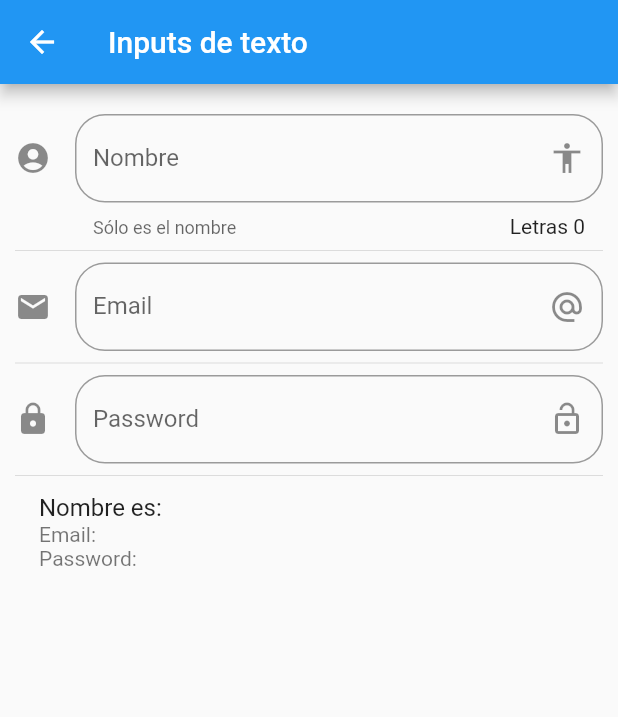
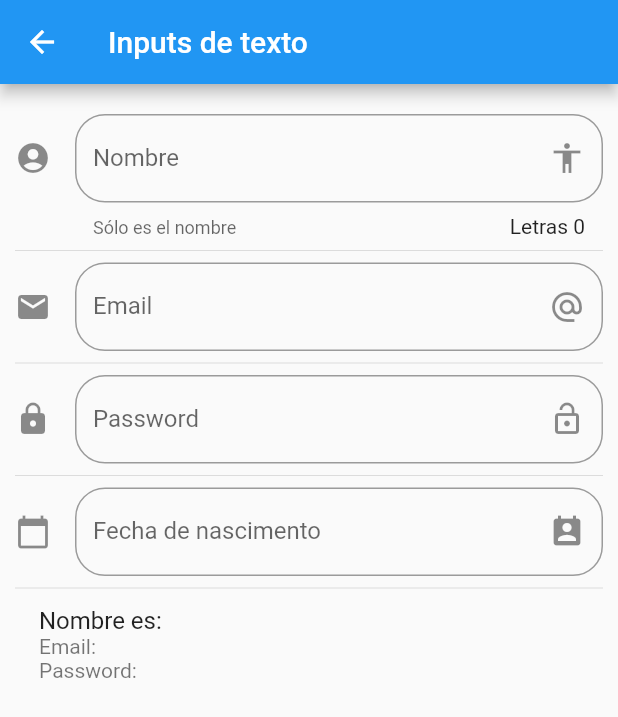
Before and after one commit to eraldovicente/Curso_Flutter, a Flutter app: the InputPage screen opened by its route, on a phone screen of 412 x 824 dp. Shown: the top 717 px of the screen. Run offline on Flutter 3.47's test engine with Material 2 defaults, Android fonts, the phone set to English and light mode, and no system bars.

```diff
--- a/componentes/lib/src/pages/input_page.dart
+++ b/componentes/lib/src/pages/input_page.dart
@@ -10,6 +10,9 @@ class _InputPageState extends State<InputPage> {
   String _nombre   = '';
   String _email    = '';
   String _password = '';
+  String _fecha    = '';
+
+  TextEditingController _inputFieldDateController = new TextEditingController();
 
   @override
   Widget build(BuildContext context) {
@@ -25,6 +28,8 @@ class _InputPageState extends State<InputPage> {
           _crearEmail(),
           Divider(),
           _crearPassword(),
+          Divider(),
+          _crearFecha( context ),
           Divider(),
           _crearPersona()
         ],
@@ -98,6 +103,45 @@ class _InputPageState extends State<InputPage> {
     );
   }
 
+  Widget _crearFecha( BuildContext context) {
+
+    return TextField(
+      enableInteractiveSelection: false,
+      controller: _inputFieldDateController,
+      decoration: InputDecoration(
+        border: OutlineInputBorder(
+          borderRadius: BorderRadius.circular(20.0)
+        ),
+        hintText: 'Fecha de nascimento',
+        labelText: 'Fecha de nascimento',
+        suffixIcon: Icon( Icons.perm_contact_calendar ),
+        icon: Icon( Icons.calendar_today )
+      ),
+      onTap: () {
+        FocusScope.of(context).requestFocus(new FocusNode());
+        _selectDate( context );
+      }
+    );
+  }
+
+  _selectDate(BuildContext context) async {
+
+    DateTime picked = await showDatePicker(
+      context: context,
+      initialDate: new DateTime.now(),
+      firstDate: new DateTime(2018),
+      lastDate: new DateTime(2025),
+    );
+
+    if ( picked != null) {
+      setState(() {
+        _fecha = picked.toString();
+        _inputFieldDateController.text = _fecha;
+      });
+    }
+
+  }
+
   Widget _crearPersona() {
 
     return ListTile(
```
